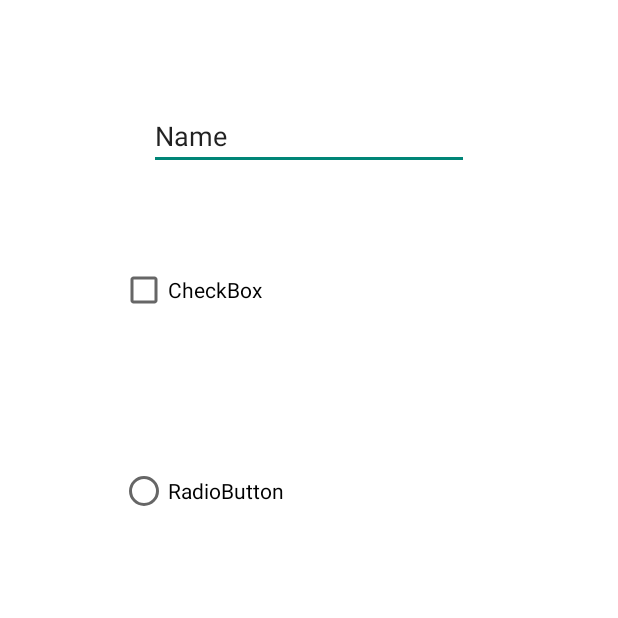
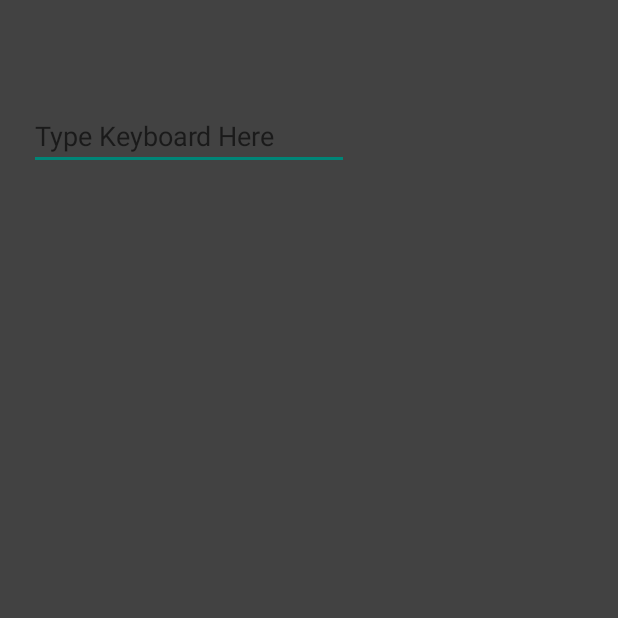
Before and after one commit to aaronrubin901/TestUtils, an Android app: the screen it shows after launch (TestActivity), on a phone screen of 412 x 824 dp, the top half of it. Run offline under Robolectric (Android 15) with nearby library versions, the phone set to English and light mode, and no system bars.

Commit message:
version 9

```diff
--- a/app/build.gradle
+++ b/app/build.gradle
@@ -8,7 +8,7 @@ android {
         minSdkVersion 17
         targetSdkVersion 21
         versionCode 1
-        versionName "1.8"
+        versionName "1.9"
         setProperty("archivesBaseName", "automation-$versionName")
         testInstrumentationRunner 'android.support.test.runner.AndroidJUnitRunner'
     }
--- a/app/src/main/res/layout/testactivity.xml
+++ b/app/src/main/res/layout/testactivity.xml
@@ -4,38 +4,17 @@
     android:layout_width="match_parent"
     android:layout_height="match_parent"
     android:layout_alignTop="@id/action_bar"
-    android:background="@color/background_floating_material_light"
+    android:background="@color/background_floating_material_dark"
     android:orientation="vertical">
-
-    <CheckBox
-        android:text="CheckBox"
-        android:layout_width="wrap_content"
-        android:layout_height="wrap_content"
-        android:layout_marginTop="64dp"
-        android:id="@+id/checkBox"
-        android:layout_marginStart="80dp"
-        android:layout_below="@+id/editText"
-        android:layout_alignParentStart="true" />
-
-    <RadioButton
-        android:text="RadioButton"
-        android:layout_width="wrap_content"
-        android:layout_height="wrap_content"
-        android:layout_marginTop="102dp"
-        android:id="@+id/radioButton2"
-        android:layout_below="@+id/checkBox"
-        android:layout_alignStart="@+id/checkBox" />
 
     <EditText
         android:layout_width="wrap_content"
         android:layout_height="wrap_content"
-        android:text="Name"
         android:ems="10"
         android:layout_marginStart="19dp"
         android:layout_marginTop="68dp"
         android:id="@+id/editText"
         android:hint="Type Keyboard Here"
-        android:layout_alignParentTop="true"
-        android:layout_alignStart="@+id/checkBox" />
+        android:layout_alignParentTop="true" />
 
 </RelativeLayout>
```
Also changed, not shown: 3 other files.
